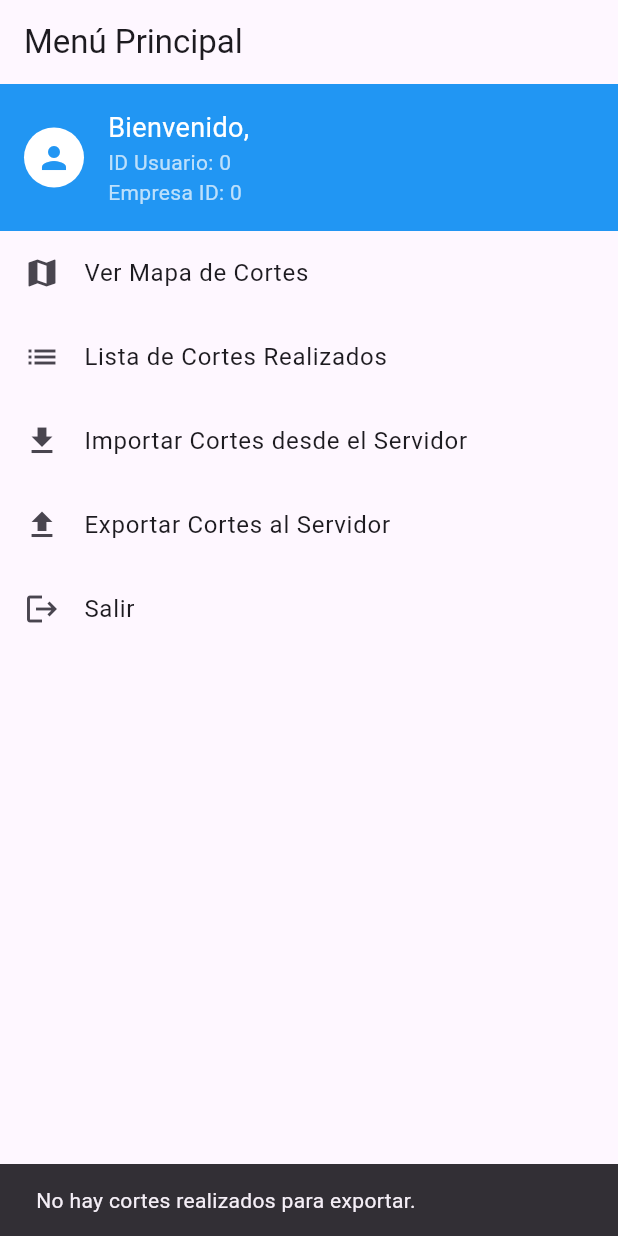
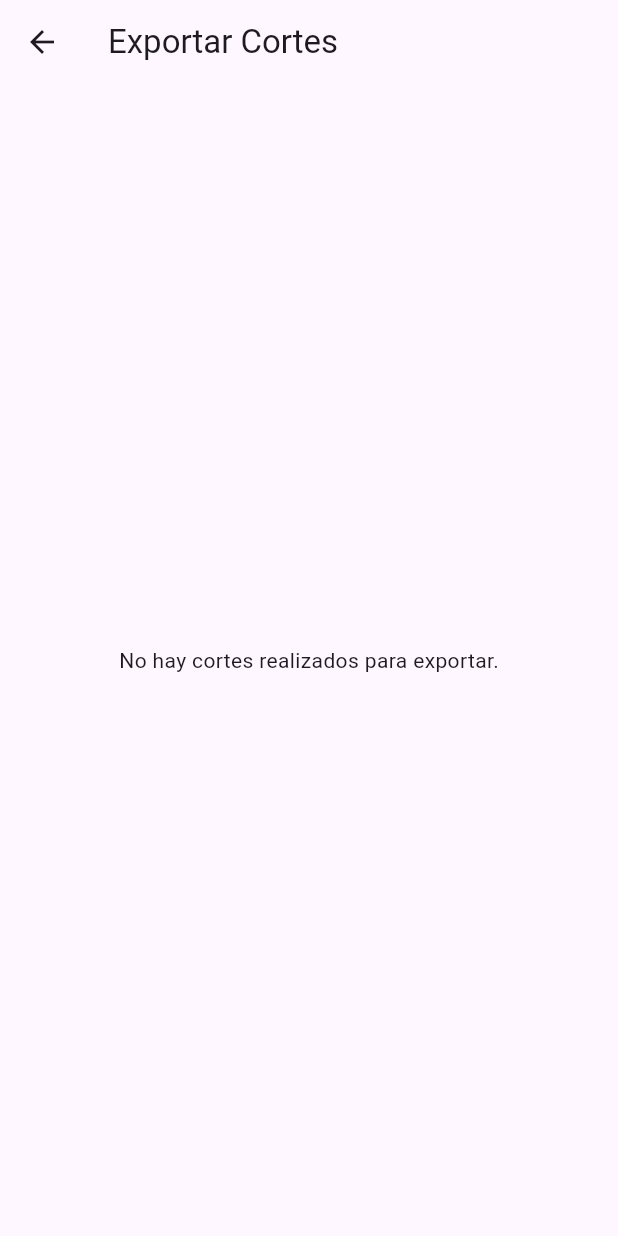
Before and after one commit to EbenCT/app_sig2024, a Flutter app: the MenuScreen screen opened directly, after a tap on "Exportar Cortes al Servidor", on a phone screen of 412 x 824 dp. Run offline on Flutter 3.47's test engine with Material 3 defaults, Android fonts, the light colour scheme and no system bars; our stand-ins replace google_maps_flutter; accounts and stored records are empty.

Commit message:
agregado screen para exportar cortes

```diff
--- /dev/null
+++ b/lib/screens/export_cuts_screen.dart
@@ -0,0 +1,118 @@
+import 'package:flutter/material.dart';
+import 'package:provider/provider.dart';
+import '../models/cut.dart';
+import '../models/user.dart';
+import '../providers/cuts_provider.dart';
+import '../providers/user_provider.dart';
+import '../services/api_service.dart';
+
+class ExportCutsScreen extends StatefulWidget {
+  @override
+  _ExportCutsScreenState createState() => _ExportCutsScreenState();
+}
+
+class _ExportCutsScreenState extends State<ExportCutsScreen> {
+  final ApiService apiService = ApiService();
+  Map<int, bool> _selectedCuts = {}; // Estado de selección de cortes
+
+  @override
+  Widget build(BuildContext context) {
+    final user = Provider.of<UserProvider>(context).user;
+    final cutsProvider = Provider.of<CutsProvider>(context, listen: false);
+    final List<Cut> registeredCuts = cutsProvider.cuts.where((cut) => cut.completed).toList();
+
+    if (registeredCuts.isEmpty) {
+      return Scaffold(
+        appBar: AppBar(title: Text('Exportar Cortes')),
+        body: Center(child: Text("No hay cortes realizados para exportar.")),
+      );
+    }
+
+    // Inicializa los cortes seleccionados si no están ya configurados.
+    if (_selectedCuts.isEmpty) {
+      _selectedCuts = {
+        for (var cut in registeredCuts) cut.id: false,
+      };
+    }
+
+    return Scaffold(
+      appBar: AppBar(title: Text('Exportar Cortes')),
+      body: Padding(
+        padding: const EdgeInsets.all(16.0),
+        child: Column(
+          children: [
+            Expanded(
+              child: ListView.builder(
+                itemCount: registeredCuts.length,
+                itemBuilder: (context, index) {
+                  final cut = registeredCuts[index];
+                  return CheckboxListTile(
+                    title: Text("Corte ID: ${cut.id} - ${cut.name}"),
+                    subtitle: Text("Código Fijo: ${cut.fixedCode}"),
+                    value: _selectedCuts[cut.id],
+                    onChanged: (isSelected) {
+                      setState(() {
+                        _selectedCuts[cut.id] = isSelected ?? false;
+                      });
+                    },
+                  );
+                },
+              ),
+            ),
+            ElevatedButton(
+              onPressed: registeredCuts.isEmpty
+                  ? null
+                  : () async {
+                      await _exportSelectedCuts(context, registeredCuts, user!);
+                    },
+              child: Text("Exportar"),
+              style: ElevatedButton.styleFrom(
+                backgroundColor: registeredCuts.isEmpty ? Colors.grey : Colors.blue,
+              ),
+            ),
+          ],
+        ),
+      ),
+    );
+  }
+
+  Future<void> _exportSelectedCuts(BuildContext context, List<Cut> cuts, User user) async {
+    final selectedCuts = cuts.where((cut) => _selectedCuts[cut.id] == true).toList();
+
+    // Si no hay cortes seleccionados, exportar todos los cortes registrados.
+    final cutsToExport = selectedCuts.isNotEmpty ? selectedCuts : cuts;
+
+    ScaffoldMessenger.of(context).showSnackBar(
+      SnackBar(content: Text("Exportando cortes seleccionados al servidor...")),
+    );
+
+    for (final cut in cutsToExport) {
+      try {
+        final result = await apiService.exportCut(
+          liNcoc: cut.id,
+          liCemc: user.userId,
+          ldFcor: DateTime.now().toIso8601String().split('.')[0],
+          liPres: 0,
+          liCobc: cut.failed ? 1 : 0,
+          liLcor: cut.lectura,
+          liNofn: cut.completed ? 1 : 0,
+          lsAppName: "AppSIG",
+        );
+
+        ScaffoldMessenger.of(context).showSnackBar(
+          SnackBar(
+            content: Text(
+              result == 1
+                  ? "Corte ID ${cut.id} exportado con éxito."
+                  : "Error al exportar corte ID ${cut.id}.",
+            ),
+          ),
+        );
+      } catch (e) {
+        ScaffoldMessenger.of(context).showSnackBar(
+          SnackBar(content: Text("Error al exportar corte ID ${cut.id}: $e")),
+        );
+      }
+    }
+  }
+}
--- a/lib/screens/menu_screen.dart
+++ b/lib/screens/menu_screen.dart
@@ -1,10 +1,7 @@
 import 'package:flutter/material.dart';
 import 'package:provider/provider.dart';
-import '../models/cut.dart';
-import '../models/user.dart';
-import '../providers/cuts_provider.dart';
 import '../providers/user_provider.dart';
-import '../services/api_service.dart';
+import 'export_cuts_screen.dart';
 import 'import_cuts_screen.dart';
 import 'map_screen.dart';
 import 'cuts_list_screen.dart';
@@ -97,7 +94,10 @@ class MenuScreen extends StatelessWidget {
                   leading: Icon(Icons.upload),
                   title: Text('Exportar Cortes al Servidor'),
                   onTap: () {
-                    _exportCutsToServer(context, user);
+                    Navigator.push(
+                      context,
+                      MaterialPageRoute(builder: (context) => ExportCutsScreen()),
+                    );
                   },
                 ),
                 ListTile(
@@ -114,55 +114,4 @@ class MenuScreen extends StatelessWidget {
       ),
     );
   }
-
-  // Función para exportar cortes al servidor.
-  void _exportCutsToServer(BuildContext context, User user) async {
-    final ApiService apiService = ApiService();
-
-    // Obtén la lista de cortes realizados (completados o con observaciones).
-    final cutsProvider = Provider.of<CutsProvider>(context, listen: false);
-    final List<Cut> cutsToExport = cutsProvider.cuts
-        .where((cut) => cut.completed) // Filtra solo los realizados.
-        .toList();
-
-    if (cutsToExport.isEmpty) {
-      ScaffoldMessenger.of(context).showSnackBar(
-        SnackBar(content: Text("No hay cortes realizados para exportar.")),
-      );
-      return;
-    }
-
-    ScaffoldMessenger.of(context).showSnackBar(
-      SnackBar(content: Text("Exportando cortes al servidor...")),
-    );
-
-    for (final cut in cutsToExport) {
-      try {
-        final result = await apiService.exportCut(
-          liNcoc: cut.id,
-          liCemc: user.userId, // Código del empleado o usuario.
-          ldFcor: DateTime.now().toIso8601String().split('.')[0],
-          liPres: 0,
-          liCobc: cut.failed ? 1 : 0, // 1 si tiene observación.
-          liLcor: cut.lectura, // Lectura del corte.
-          liNofn: cut.completed ? 1 : 0, // 1 si completado.
-          lsAppName: "AppSIG",
-        );
-
-        ScaffoldMessenger.of(context).showSnackBar(
-          SnackBar(
-            content: Text(
-              result == 1
-                  ? "Corte ID ${cut.id} exportado con éxito."
-                  : "Error al exportar corte ID ${cut.id}.",
-            ),
-          ),
-        );
-      } catch (e) {
-        ScaffoldMessenger.of(context).showSnackBar(
-          SnackBar(content: Text("Error al exportar corte ID ${cut.id}: $e")),
-        );
-      }
-    }
-  }
 }
```
